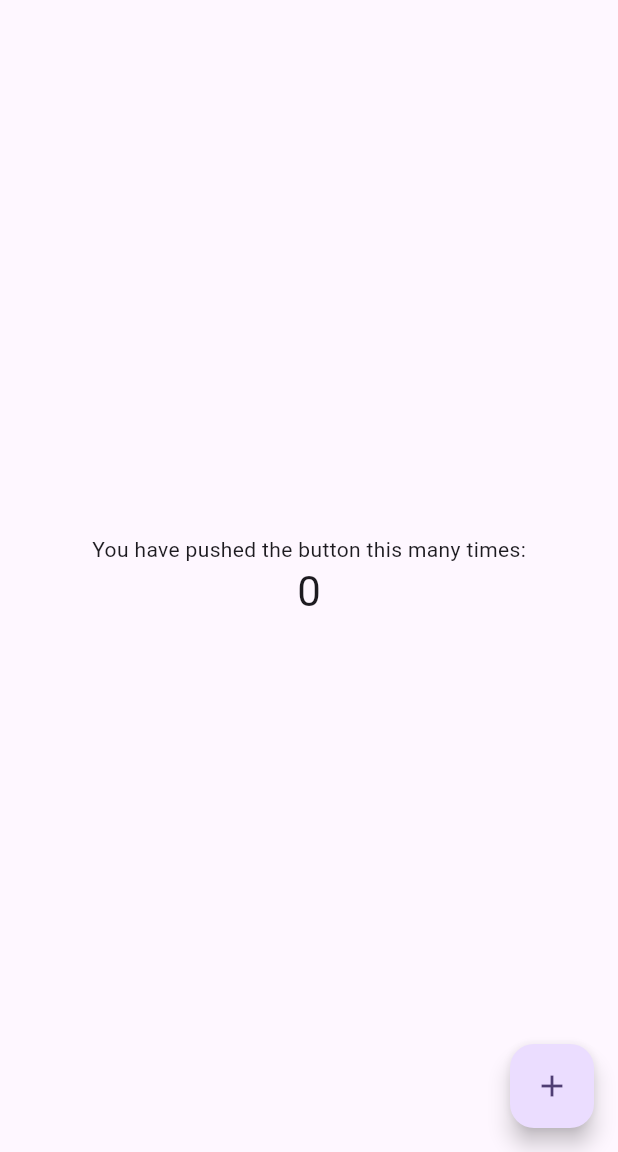
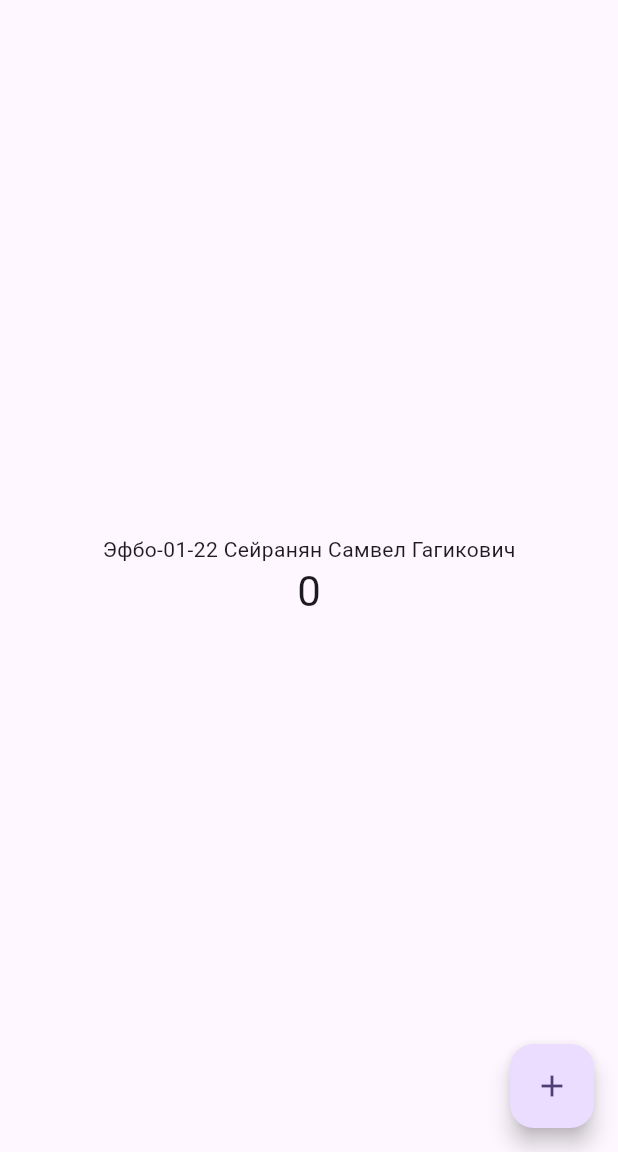
Before and after one commit to Livmasss/flutter_test_app, a Flutter app: the screen it shows after launch, on a phone screen of 412 x 824 dp, the part 84-1236 px from its top. Run offline on Flutter 3.47's test engine with Material 3 defaults, Android fonts, the phone set to English and light mode, and no system bars.

Commit message:
Text changed

```diff
--- a/lib/main.dart
+++ b/lib/main.dart
@@ -106,7 +106,7 @@ class _MyHomePageState extends State<MyHomePage> {
           mainAxisAlignment: MainAxisAlignment.center,
           children: <Widget>[
             const Text(
-              'You have pushed the button this many times:',
+              'Эфбо-01-22 Сейранян Самвел Гагикович',
             ),
             Text(
               '$_counter',
```
